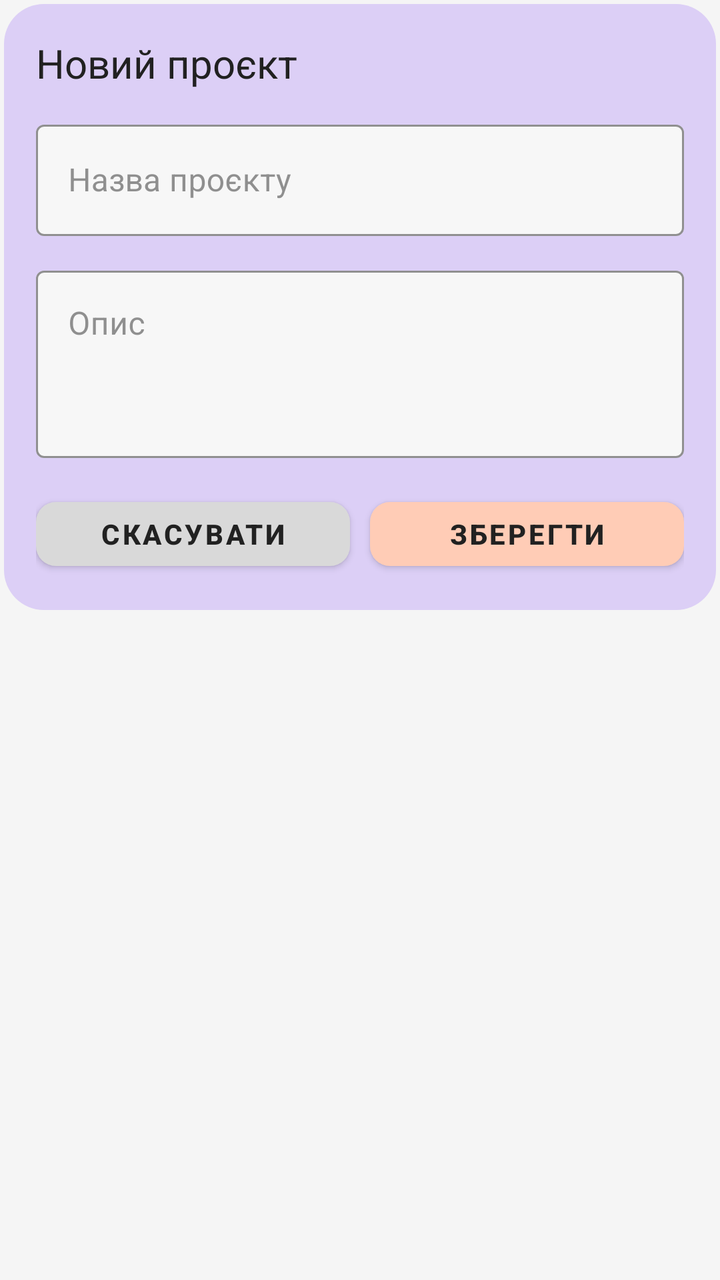
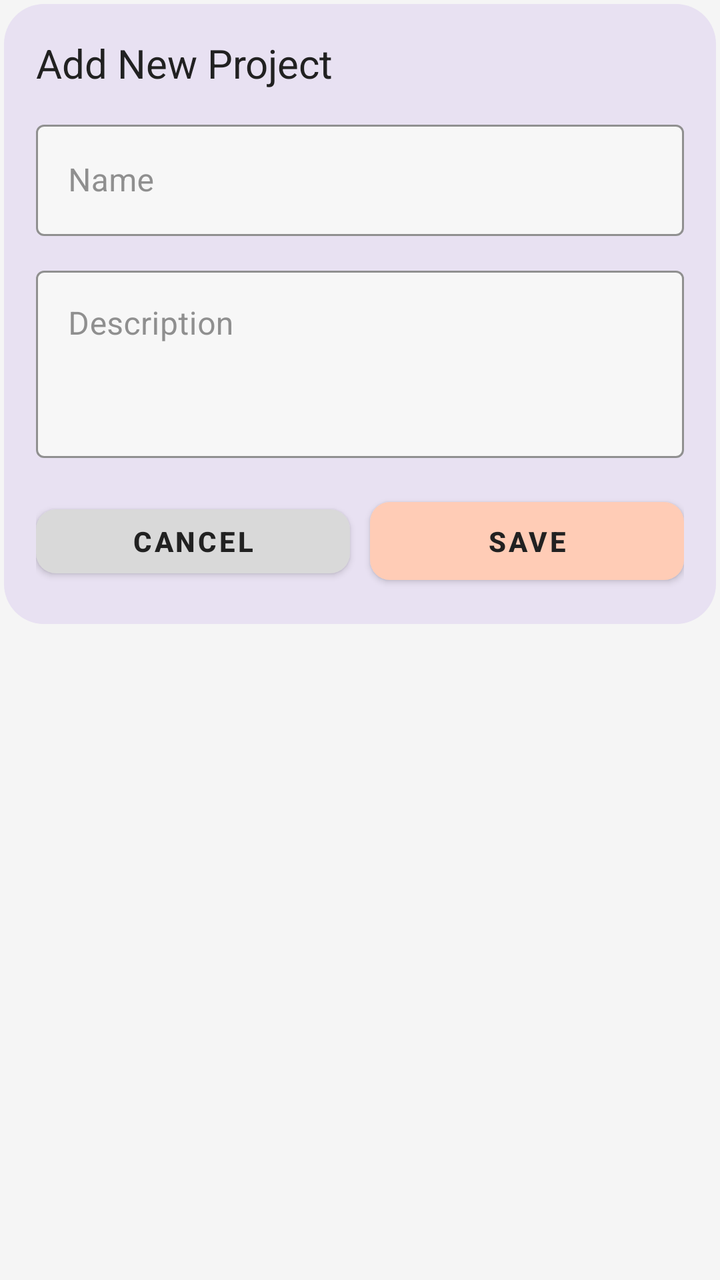

Compare the two renders of this Android layout. The source of the first and the diff that turns it into the second are given below.
<!-- AndroidManifest.xml: application theme Theme.TASKFORGE -->
<!-- res/layout/dialog_project.xml -->
<?xml version="1.0" encoding="utf-8"?>
<ScrollView xmlns:android="http://schemas.android.com/apk/res/android"
    android:layout_width="match_parent"
    android:layout_height="wrap_content"
    android:clipToPadding="false"
    android:padding="2dp">

    <LinearLayout
        android:layout_width="match_parent"
        android:layout_height="wrap_content"
        android:background="@drawable/bg_dialog_surface"
        android:orientation="vertical"
        android:padding="16dp">

        <TextView
            android:layout_width="wrap_content"
            android:layout_height="wrap_content"
            android:text="Новий проєкт"
            android:textAppearance="@style/TextAppearance.TaskForge.Headline2"
            android:textColor="@color/ui_heading_text" />

        <com.google.android.material.textfield.TextInputLayout
            style="@style/Widget.TaskForge.TextInputLayout.Dialog"
            android:layout_width="match_parent"
            android:layout_height="wrap_content"
            android:layout_marginTop="12dp"
            android:hint="Назва проєкту">

            <com.google.android.material.textfield.TextInputEditText
                android:id="@+id/etProjectTitle"
                style="@style/Widget.TaskForge.EditText"
                android:layout_width="match_parent"
                android:layout_height="wrap_content" />
        </com.google.android.material.textfield.TextInputLayout>

        <com.google.android.material.textfield.TextInputLayout
            style="@style/Widget.TaskForge.TextInputLayout.Dialog"
            android:layout_width="match_parent"
            android:layout_height="wrap_content"
            android:layout_marginTop="12dp"
            android:hint="Опис">

            <com.google.android.material.textfield.TextInputEditText
                android:id="@+id/etProjectDescription"
                style="@style/Widget.TaskForge.EditText"
                android:layout_width="match_parent"
                android:layout_height="wrap_content"
                android:gravity="top|start"
                android:inputType="textMultiLine"
                android:minLines="3" />
        </com.google.android.material.textfield.TextInputLayout>

        <LinearLayout
            android:layout_width="match_parent"
            android:layout_height="wrap_content"
            android:layout_marginTop="16dp"
            android:gravity="end"
            android:orientation="horizontal">

            <com.google.android.material.button.MaterialButton
                android:id="@+id/btnCancelDialog"
                style="@style/Widget.TaskForge.Button.DialogCancel"
                android:layout_width="0dp"
                android:layout_height="wrap_content"
                android:layout_weight="1"
                android:text="Скасувати" />

            <com.google.android.material.button.MaterialButton
                android:id="@+id/btnSaveDialog"
                style="@style/Widget.TaskForge.Button.DialogSave"
                android:layout_width="0dp"
                android:layout_height="wrap_content"
                android:layout_marginStart="10dp"
                android:layout_weight="1"
                android:text="Зберегти" />
        </LinearLayout>
    </LinearLayout>
</ScrollView>
<!-- resources referenced by this layout -->
<resources>
  <color name="ui_heading_text">#212121</color>
  <!-- drawable bg_dialog_surface (drawable) -->
  <?xml version="1.0" encoding="utf-8"?>
  <shape xmlns:android="http://schemas.android.com/apk/res/android" android:shape="rectangle">
      <solid android:color="@color/ui_accent_secondary" />
      <corners android:radius="20dp" />
  </shape>
  <style name="TextAppearance.TaskForge.Headline2" parent="TextAppearance.Material3.TitleLarge">
          <item name="android:textSize">20sp</item>
          <item name="android:textStyle">normal</item>
          <item name="android:fontFamily">sans-serif-medium</item>
          <item name="android:textColor">@color/ui_heading_text</item>
      </style>
  <style name="Widget.TaskForge.Button.DialogSave" parent="Widget.MaterialComponents.Button">
          <item name="android:minHeight">44dp</item>
          <item name="cornerRadius">10dp</item>
          <item name="backgroundTint">@color/ui_accent_primary</item>
          <item name="android:textColor">@color/ui_heading_text</item>
          <item name="android:fontFamily">sans-serif-medium</item>
      </style>
  <style name="Theme.TASKFORGE" parent="Base.Theme.TASKFORGE" />
  <color name="ui_accent_secondary">#DCCFF6</color>
  <color name="ui_button_neutral">#D9D9D9</color>
  <color name="ui_accent_primary">#FFCCB6</color>
  <color name="ui_body_text">#4A4A4A</color>
  <color name="ui_hint_text">#8E8E8E</color>
  <color name="white">#FFFFFFFF</color>
  <color name="ui_background">#F5F5F5</color>
  <style name="TextAppearance.TaskForge.Headline1" parent="TextAppearance.Material3.HeadlineLarge">
          <item name="android:textSize">24sp</item>
          <item name="android:textStyle">bold</item>
          <item name="android:fontFamily">sans-serif</item>
          <item name="android:textColor">@color/ui_heading_text</item>
      </style>
  <style name="TextAppearance.TaskForge.Body" parent="TextAppearance.Material3.BodyLarge">
          <item name="android:textSize">16sp</item>
          <item name="android:textStyle">normal</item>
          <item name="android:fontFamily">sans-serif</item>
          <item name="android:textColor">@color/ui_body_text</item>
      </style>
  <style name="TextAppearance.TaskForge.Caption" parent="TextAppearance.Material3.BodyMedium">
          <item name="android:textSize">14sp</item>
          <item name="android:textStyle">normal</item>
          <item name="android:fontFamily">sans-serif-medium</item>
          <item name="android:textColor">@color/ui_hint_text</item>
      </style>
  <style name="Widget.TaskForge.FAB" parent="Widget.MaterialComponents.FloatingActionButton">
          <item name="backgroundTint">@color/ui_accent_primary</item>
          <item name="tint">@color/white</item>
      </style>
  <style name="Widget.TaskForge.BottomNavigationView" parent="Widget.MaterialComponents.BottomNavigationView">
          <item name="itemIconTint">@color/bottom_nav_tint</item>
          <item name="itemTextColor">@color/bottom_nav_tint</item>
          <item name="android:background">@color/white</item>
      </style>
  <style name="ThemeOverlay.TaskForge.MaterialAlertDialog" parent="ThemeOverlay.MaterialComponents.MaterialAlertDialog">
          <item name="materialAlertDialogBodyTextStyle">@style/TextAppearance.TaskForge.Body</item>
          <item name="shapeAppearanceOverlay">@style/ShapeAppearanceOverlay.TaskForge.Dialog</item>
      </style>
  <color name="ui_card_border">#E0E0E0</color>
  <style name="ShapeAppearanceOverlay.TaskForge.Dialog" parent="">
          <item name="cornerFamily">rounded</item>
          <item name="cornerSize">20dp</item>
      </style>
  <!-- unchanged entries left out for length: 7 -->
</resources>

<!-- the commit's change to res/layout/dialog_project.xml (unified diff, before → after) -->
@@ -15,7 +15,7 @@
         <TextView
             android:layout_width="wrap_content"
             android:layout_height="wrap_content"
-            android:text="Новий проєкт"
+            android:text="Add New Project"
             android:textAppearance="@style/TextAppearance.TaskForge.Headline2"
             android:textColor="@color/ui_heading_text" />
 
@@ -24,7 +24,7 @@
             android:layout_width="match_parent"
             android:layout_height="wrap_content"
             android:layout_marginTop="12dp"
-            android:hint="Назва проєкту">
+            android:hint="Name">
 
             <com.google.android.material.textfield.TextInputEditText
                 android:id="@+id/etProjectTitle"
@@ -38,7 +38,7 @@
             android:layout_width="match_parent"
             android:layout_height="wrap_content"
             android:layout_marginTop="12dp"
-            android:hint="Опис">
+            android:hint="Description">
 
             <com.google.android.material.textfield.TextInputEditText
                 android:id="@+id/etProjectDescription"
@@ -63,7 +63,7 @@
                 android:layout_width="0dp"
                 android:layout_height="wrap_content"
                 android:layout_weight="1"
-                android:text="Скасувати" />
+                android:text="Cancel" />
 
             <com.google.android.material.button.MaterialButton
                 android:id="@+id/btnSaveDialog"
@@ -72,7 +72,7 @@
                 android:layout_height="wrap_content"
                 android:layout_marginStart="10dp"
                 android:layout_weight="1"
-                android:text="Зберегти" />
+                android:text="Save" />
         </LinearLayout>
     </LinearLayout>
 </ScrollView>
<!-- resource entries referenced after the edit -->
@@ -4,7 +4,7 @@
   <!-- drawable bg_dialog_surface (drawable) -->
   <?xml version="1.0" encoding="utf-8"?>
   <shape xmlns:android="http://schemas.android.com/apk/res/android" android:shape="rectangle">
-      <solid android:color="@color/ui_accent_secondary" />
+      <solid android:color="@color/ui_accent_secondary_light" />
       <corners android:radius="20dp" />
   </shape>
   <style name="TextAppearance.TaskForge.Headline2" parent="TextAppearance.Material3.TitleLarge">
@@ -16,11 +16,13 @@
   <style name="Widget.TaskForge.Button.DialogSave" parent="Widget.MaterialComponents.Button">
           <item name="android:minHeight">44dp</item>
           <item name="cornerRadius">10dp</item>
+          <item name="android:padding">10dp</item>
           <item name="backgroundTint">@color/ui_accent_primary</item>
           <item name="android:textColor">@color/ui_heading_text</item>
           <item name="android:fontFamily">sans-serif-medium</item>
       </style>
   <style name="Theme.TASKFORGE" parent="Base.Theme.TASKFORGE" />
+  <color name="ui_accent_secondary_light">#E8E1F2</color>
   <color name="ui_accent_secondary">#DCCFF6</color>
   <color name="ui_button_neutral">#D9D9D9</color>
   <color name="ui_accent_primary">#FFCCB6</color>
